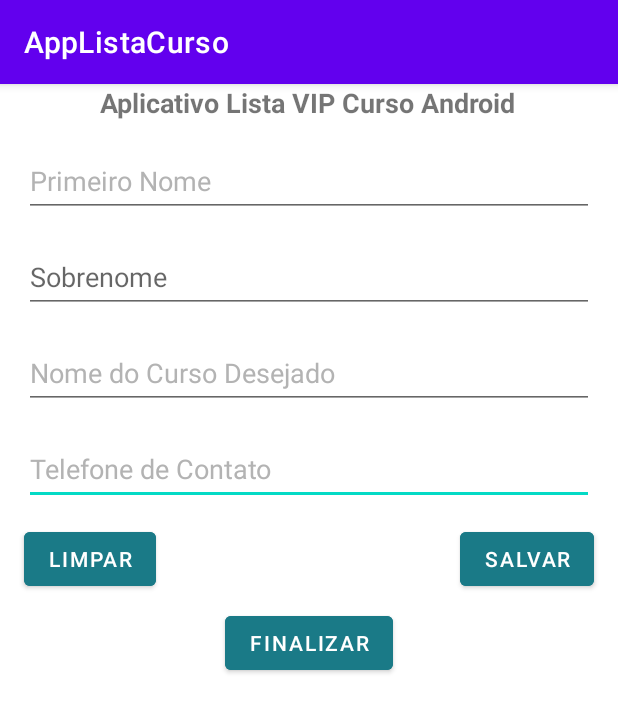
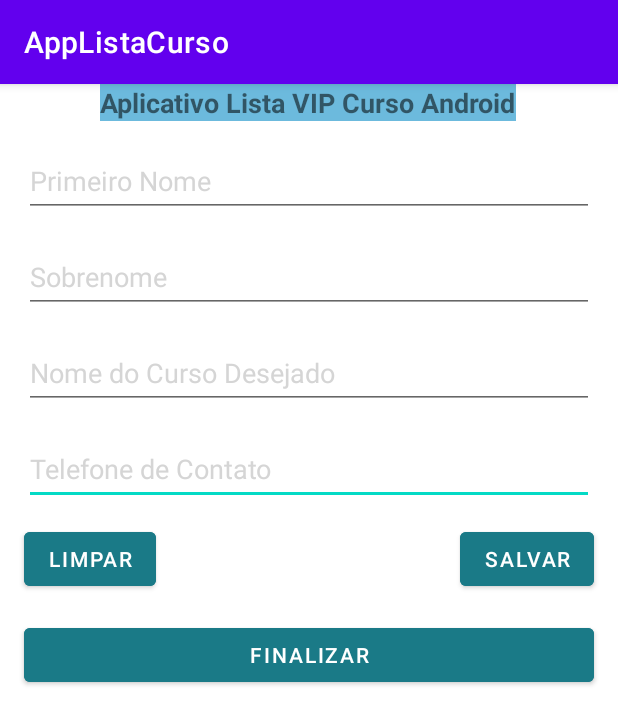
Before and after one commit to antoniocgodoi/CursoAndroid2023, an Android app: the screen it shows after launch (MainActivity), on a phone screen of 412 x 824 dp. Shown: the top 724 px of the screen. Run offline under Robolectric (Android 15) with nearby library versions, the phone set to English and light mode, and no system bars.

Commit message:
Layout Pronto

```diff
--- a/AppListaCurso/app/src/main/res/layout/activity_main.xml
+++ b/AppListaCurso/app/src/main/res/layout/activity_main.xml
@@ -46,6 +46,7 @@
         android:ems="10"
         android:hint="@string/txt_hint_text_02"
         android:inputType="textPersonName"
+        android:textColorHint="@color/ColorHintText"
         app:layout_constraintEnd_toEndOf="parent"
         app:layout_constraintStart_toStartOf="parent"
         app:layout_constraintTop_toBottomOf="@+id/editText01"
@@ -73,6 +74,7 @@
         android:text="@string/titulo"
         android:textSize="18sp"
         android:textStyle="bold"
+        android:background="@color/azul"
         app:layout_constraintEnd_toEndOf="parent"
         app:layout_constraintHorizontal_bias="0.496"
         app:layout_constraintStart_toStartOf="parent"
@@ -103,8 +105,9 @@
 
     <Button
         android:id="@+id/button3"
-        android:layout_width="wrap_content"
+        android:layout_width="match_parent"
         android:layout_height="wrap_content"
+        android:layout_margin="16dp"
         android:layout_marginTop="8dp"
         android:backgroundTint="@color/ColorButton"
         android:text="@string/txt_button_03"
--- a/AppListaCurso/app/src/main/res/values/colors.xml
+++ b/AppListaCurso/app/src/main/res/values/colors.xml
@@ -9,6 +9,7 @@
     <color name="white">#FFFFFFFF</color>
     <color name="amarelo">#FFEB3B</color>
     <color name="ColorButton">#1A7A87</color>
-    <color name="ColorHintText">#B3B3B3</color>
+    <color name="ColorHintText">#D5D5D5</color>
+    <color name="azul">#6CBADD</color>
 
 </resources>
```
